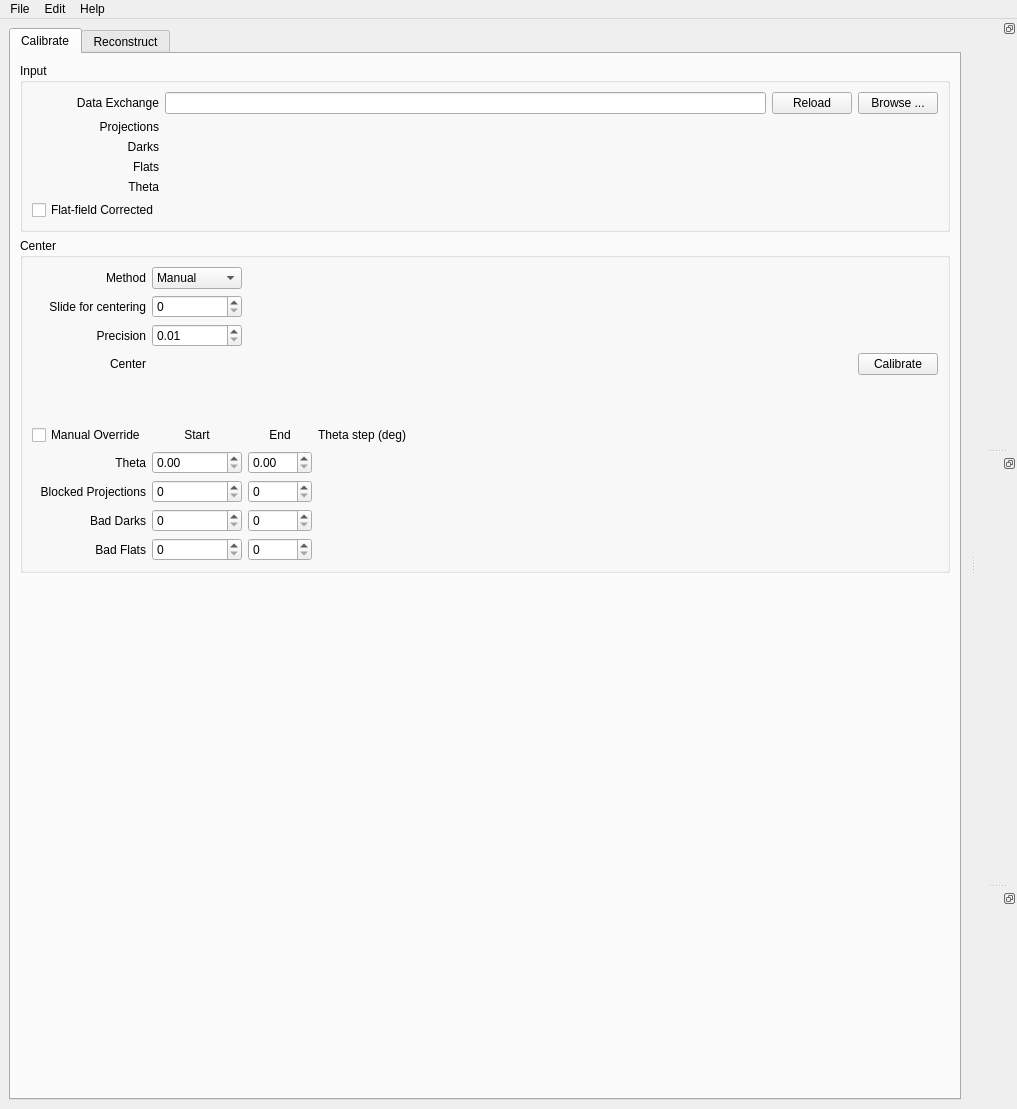
Above: ufot/gui.ui from tomography/tomopy-gui before the change. Below: the same form after it.
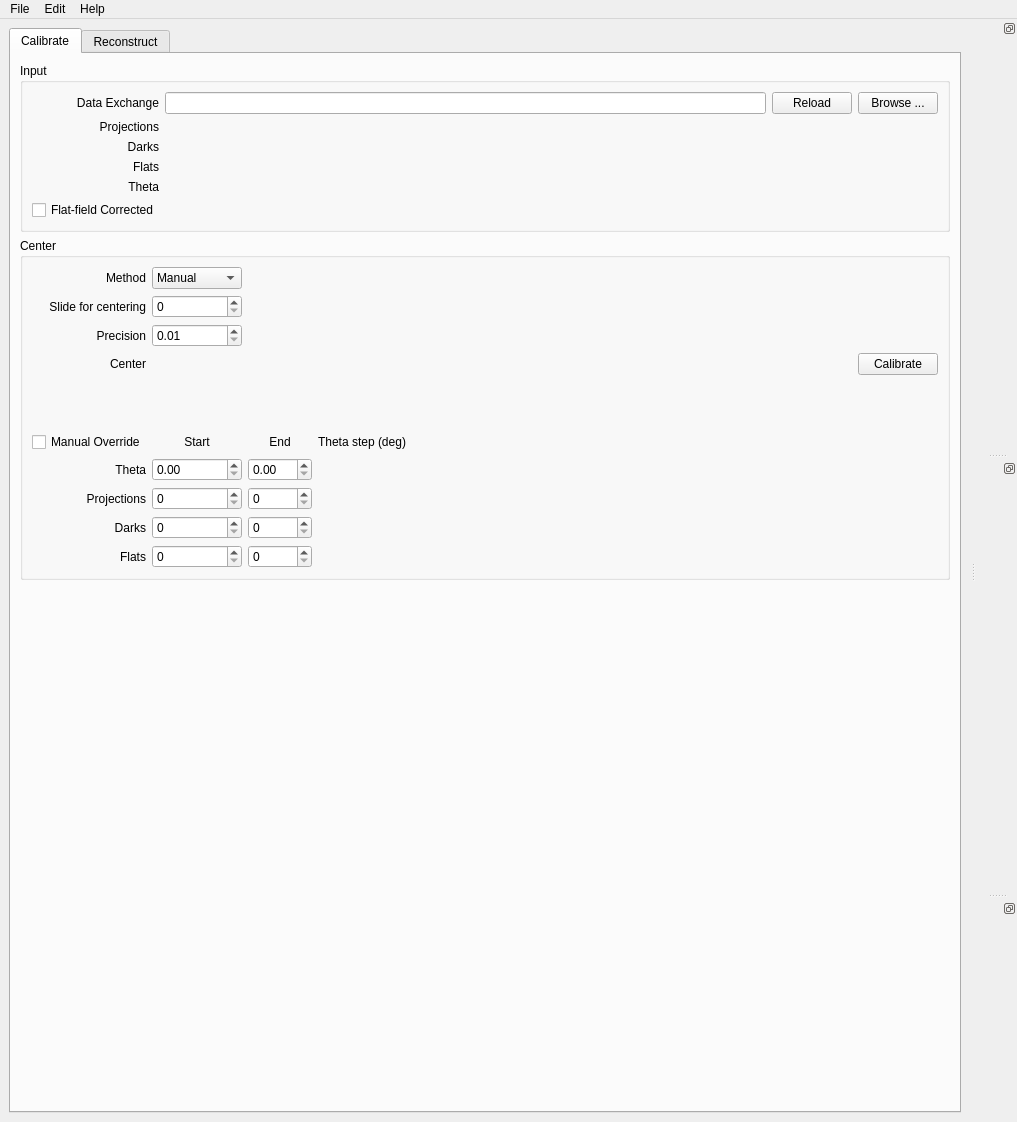
That is the form after the change. The open tabs and pages were chosen to show the change.

Commit message: added suport for file I/O manual override

Diff of the .ui file:
```diff
--- a/ufot/gui.ui
+++ b/ufot/gui.ui
@@ -7,7 +7,7 @@
     <x>0</x>
     <y>0</y>
     <width>1017</width>
-    <height>1109</height>
+    <height>1122</height>
    </rect>
   </property>
   <property name="sizePolicy">
@@ -270,7 +270,7 @@
                <item row="13" column="0">
                 <widget class="QLabel" name="data_dark_label">
                  <property name="text">
-                  <string>Bad Darks</string>
+                  <string>Darks</string>
                  </property>
                  <property name="alignment">
                   <set>Qt::AlignRight|Qt::AlignTrailing|Qt::AlignVCenter</set>
@@ -290,7 +290,7 @@
                <item row="14" column="0">
                 <widget class="QLabel" name="data_white_label">
                  <property name="text">
-                  <string>Bad Flats</string>
+                  <string>Flats</string>
                  </property>
                  <property name="alignment">
                   <set>Qt::AlignRight|Qt::AlignTrailing|Qt::AlignVCenter</set>
@@ -305,13 +305,25 @@
                 </widget>
                </item>
                <item row="12" column="2">
-                <widget class="QSpinBox" name="data_end"/>
+                <widget class="QSpinBox" name="projection_end">
+                 <property name="maximum">
+                  <number>4096</number>
+                 </property>
+                </widget>
                </item>
                <item row="12" column="1">
-                <widget class="QSpinBox" name="data_start"/>
+                <widget class="QSpinBox" name="projection_start">
+                 <property name="maximum">
+                  <number>4095</number>
+                 </property>
+                </widget>
                </item>
                <item row="13" column="1">
-                <widget class="QSpinBox" name="data_dark_start"/>
+                <widget class="QSpinBox" name="dark_start">
+                 <property name="maximum">
+                  <number>4095</number>
+                 </property>
+                </widget>
                </item>
                <item row="8" column="1">
                 <widget class="QLabel" name="center">
@@ -366,13 +378,25 @@
                 </widget>
                </item>
                <item row="14" column="1">
-                <widget class="QSpinBox" name="data_white_start"/>
+                <widget class="QSpinBox" name="flat_start">
+                 <property name="maximum">
+                  <number>4095</number>
+                 </property>
+                </widget>
                </item>
                <item row="14" column="2">
-                <widget class="QSpinBox" name="data_white_end"/>
+                <widget class="QSpinBox" name="flat_end">
+                 <property name="maximum">
+                  <number>4096</number>
+                 </property>
+                </widget>
                </item>
                <item row="13" column="2">
-                <widget class="QSpinBox" name="data_dark_end"/>
+                <widget class="QSpinBox" name="dark_end">
+                 <property name="maximum">
+                  <number>4096</number>
+                 </property>
+                </widget>
                </item>
                <item row="7" column="0">
                 <widget class="QLabel" name="slice_center_precision_label">
@@ -430,7 +454,7 @@
                <item row="12" column="0">
                 <widget class="QLabel" name="data_label">
                  <property name="text">
-                  <string>Blocked Projections</string>
+                  <string>Projections</string>
                  </property>
                  <property name="alignment">
                   <set>Qt::AlignRight|Qt::AlignTrailing|Qt::AlignVCenter</set>
```
Left out of the diff: 8 changed lines with no effect on the pictures. The commit also changes 2 other files.
